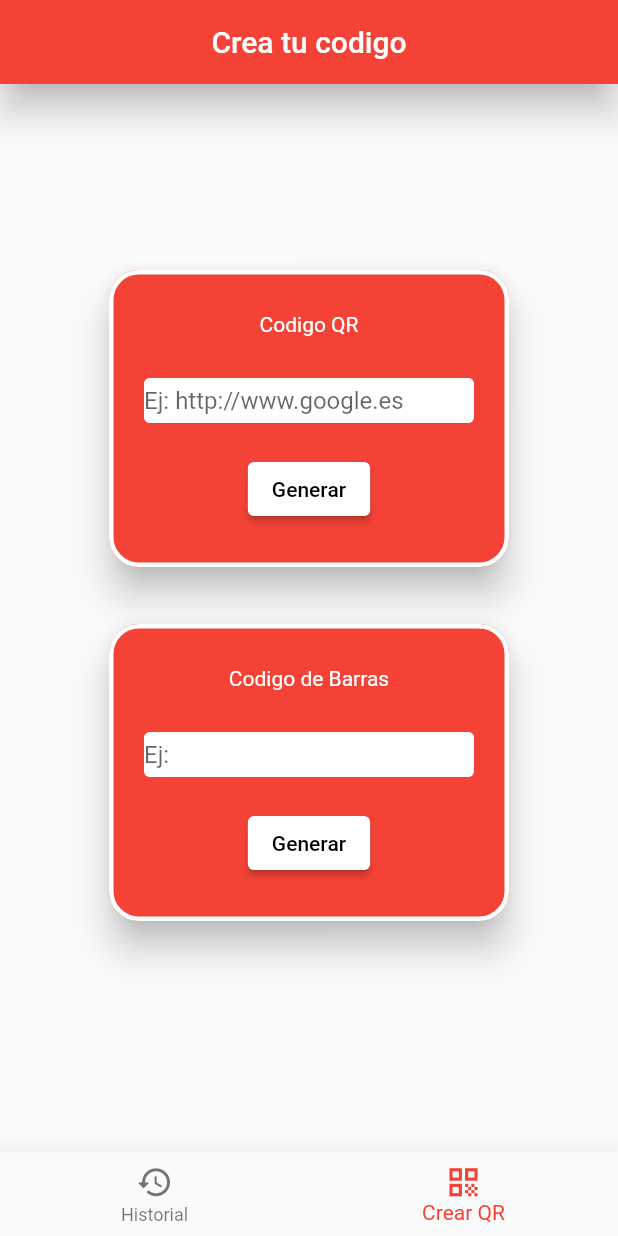
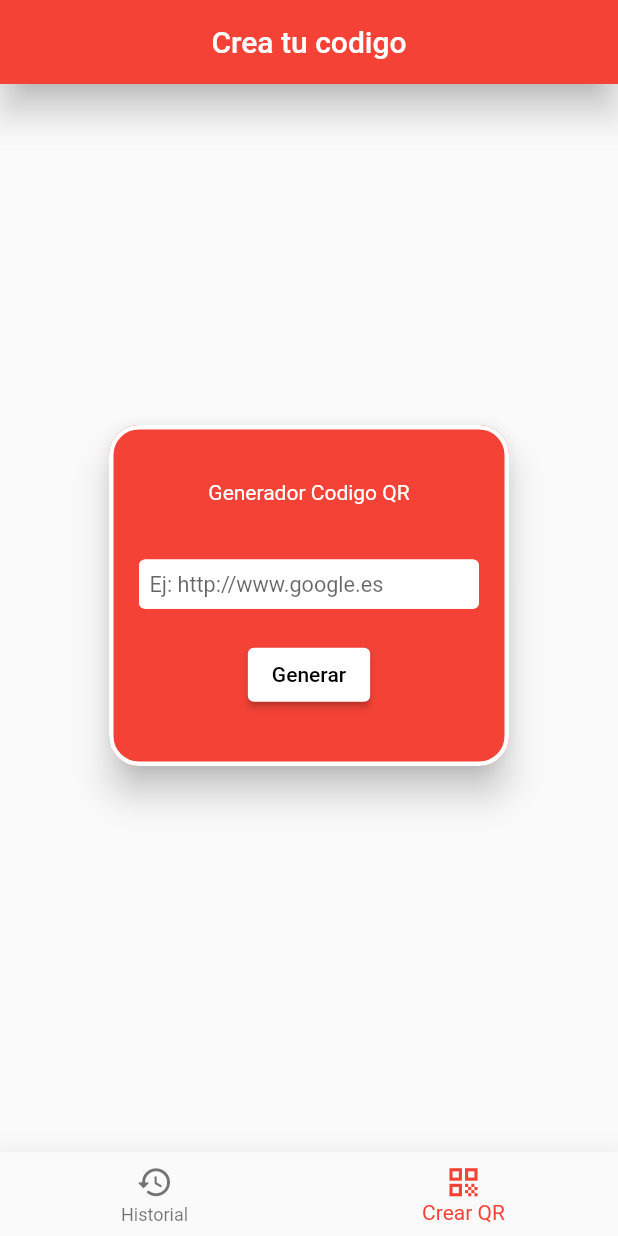
Before and after one commit to Cerez0/escaneaycreaqr, a Flutter app: the screen it shows after launch, item 2 of the bottom bar chosen, on a phone screen of 412 x 824 dp. Run offline on Flutter 3.47's test engine with Material 2 defaults, Android fonts, the phone set to English and light mode, and no system bars; our stand-ins replace animate_do, barcode_widget, flutter_colorpicker, sqflite; missing offline and left inert: esys_flutter_share, flutter_barcode_scanner; accounts and stored records are empty; Roboto replaces fonts that are missing (Georgia, georgia).

Commit message:
23/04/2021

```diff
--- a/lib/main.dart
+++ b/lib/main.dart
@@ -1,5 +1,4 @@
 import 'package:flutter/material.dart';
-import 'package:flutter_app_qrscanner/pages/editorCB_page.dart';
 import 'package:flutter_app_qrscanner/pages/editorQR_page.dart';
 import 'package:flutter_app_qrscanner/pages/principal_page.dart';
 import 'package:flutter_app_qrscanner/provider/editorQr_provider.dart';
@@ -32,7 +31,6 @@ class MyApp extends StatelessWidget {
         routes: {
           'principal' : (_) => PrincipalPage(),
           'editorQr' : (_) =>  EditorQRPage(),
-          'editorCB' : (_) =>  EditorCbPage(),
         },
       ),
     );
--- a/lib/pages/crearqr_page.dart
+++ b/lib/pages/crearqr_page.dart
@@ -1,12 +1,10 @@
 import 'package:flutter/material.dart';
 import 'package:flutter_app_qrscanner/provider/editorQr_provider.dart';
-import 'package:flutter_app_qrscanner/provider/ui_provider.dart';
 import 'package:provider/provider.dart';
 import 'package:animate_do/animate_do.dart';
 
 class CrearQrPage extends StatelessWidget {
   String datosInputTextQR = '';
-  String datosInputTextCB = '';
 
 
   @override
@@ -24,7 +22,6 @@ class CrearQrPage extends StatelessWidget {
             mainAxisAlignment: MainAxisAlignment.center,
             children: [
               _cardCodigoQR(context, mediaQuery, editorQrProvider),
-              _cardCodigoDeBarras(context, mediaQuery),
             ],
           ),
         ));
@@ -37,10 +34,10 @@ class CrearQrPage extends StatelessWidget {
 
     return Container(
         margin: EdgeInsets.only(bottom: 30.0),
-        height: mediaQuery.size.height / 4,
+        height: mediaQuery.size.height / 3.5,
         width: mediaQuery.size.width / 1.5,
 
-        child: SlideInLeft(
+        child: SlideInRight(
           child: Card(
             color: Theme.of(context).primaryColor,
             elevation: 10.0,
@@ -60,7 +57,7 @@ class CrearQrPage extends StatelessWidget {
                   child: Column(
                     mainAxisAlignment: MainAxisAlignment.center,
                     children: [
-                      _campoTextoQR(),
+                      _campoTextoQR(context, mediaQuery),
                       SizedBox(
                         height: 20.0,
                       ),
@@ -79,7 +76,7 @@ class CrearQrPage extends StatelessWidget {
     return FittedBox(
       fit: BoxFit.cover,
       child: Text(
-        'Codigo QR',
+        'Generador Codigo QR',
         style: TextStyle(
           //fontSize: 32.0,
           color: Colors.white,
@@ -88,16 +85,20 @@ class CrearQrPage extends StatelessWidget {
     );
   }
 
-  Widget _campoTextoQR() {
+  Widget _campoTextoQR(BuildContext context, MediaQueryData mediaQueryData) {
+
+    double anchoPantalla = mediaQueryData.size.width;
+    double altoPantalla = mediaQueryData.size.height;
+
     return Container(
-      width: 220,
-      height: 30,
+      width: anchoPantalla * 0.6,
+      height: altoPantalla * 0.04,
       child: TextField(
-
-        //cursorHeight: 16.0,
-        //style: TextStyle(fontSize: 18.0),
         decoration: InputDecoration(
-          contentPadding: const EdgeInsets.symmetric(vertical: 0.0),
+          contentPadding: const EdgeInsets.symmetric(horizontal: 7.0),
+          hintStyle: TextStyle(
+            fontSize: anchoPantalla * 0.035
+          ),
           filled: true,
           fillColor: Colors.white,
           enabledBorder: OutlineInputBorder(
@@ -107,6 +108,7 @@ class CrearQrPage extends StatelessWidget {
             borderSide: BorderSide(color: Colors.white),
           ),
           hintText: 'Ej: http://www.google.es',
+
         ),
         onChanged: (String texto) {
           datosInputTextQR = texto;
@@ -118,7 +120,9 @@ class CrearQrPage extends StatelessWidget {
   Widget _botonGenerarQR(BuildContext context, EditorQrProvider editorQrProvider) {
     return ElevatedButton(
         style: ButtonStyle(
-            backgroundColor: MaterialStateProperty.all(Colors.white)),
+          backgroundColor: MaterialStateProperty.all(Colors.white),
+
+        ),
         child: Text(
           'Generar',
           style: TextStyle(
@@ -133,105 +137,7 @@ class CrearQrPage extends StatelessWidget {
         });
   }
 
-  /////////////////CREAR CODIGOS DE BARRAS/////////////////////////
 
-  Widget _cardCodigoDeBarras(BuildContext context, MediaQueryData mediaQuery) {
-
-    UiProvider uiProvider = Provider.of<UiProvider>(context);
-
-    return Container(
-      margin: EdgeInsets.only(bottom: 30.0),
-      height: mediaQuery.size.height / 4,
-      width: mediaQuery.size.width / 1.5,
-
-      child: SlideInRight(
-        child: Card(
-          color: Theme.of(context).primaryColor,
-          elevation: 10.0,
-          shape: RoundedRectangleBorder(
-            borderRadius: BorderRadius.circular(20.0),
-            side: BorderSide(
-              color: Colors.white,
-              width: 3.0,
-            ),
-          ),
-          child: Column(
-            mainAxisAlignment: MainAxisAlignment.spaceEvenly,
-            children: [
-              _tituloCB(context),
-              Container(
-                padding: EdgeInsets.symmetric(horizontal: 20.0, vertical: 0.0),
-                child: Column(
-                  mainAxisAlignment: MainAxisAlignment.center,
-                  children: [
-                    _campoTextoCB(),
-                    SizedBox(
-                      height: 20.0,
-                    ),
-                    _botonGenerarCB(context),
-                  ],
-                ),
-              ),
-            ],
-          ),
-        ),
-      ),
-    );
-  }
-
-  Widget _tituloCB(BuildContext context) {
-    return Text(
-      'Codigo de Barras',
-      style: TextStyle(
-        //fontSize: 32.0,
-        color: Colors.white,
-      ),
-    );
-  }
-
-  Widget _campoTextoCB() {
-    return Container(
-      width: 220,
-      height: 30,
-      child: TextField(
-
-        //cursorHeight: 16.0,
-        //style: TextStyle(fontSize: 18.0),
-        decoration: InputDecoration(
-          contentPadding: const EdgeInsets.symmetric(vertical: 0.0),
-          filled: true,
-          fillColor: Colors.white,
-          enabledBorder: OutlineInputBorder(
-            borderSide: BorderSide(color: Colors.white),
-          ),
-          focusedBorder: OutlineInputBorder(
-            borderSide: BorderSide(color: Colors.white),
-          ),
-          hintText: 'Ej: ',
-        ),
-        onChanged: (String texto) {
-          datosInputTextCB = texto;
-        },
-      ),
-    );
-  }
-
-  Widget _botonGenerarCB(BuildContext context) {
-    return ElevatedButton(
-        style: ButtonStyle(
-            backgroundColor: MaterialStateProperty.all(Colors.white)),
-        child: Text(
-          'Generar',
-          style: TextStyle(
-            color: Colors.black,
-          ),
-        ),
-        onPressed: () {
-          print(datosInputTextCB);
-          DatosInputCB datosInputCB = DatosInputCB(datosInputTextCB);
-          Navigator.pushNamed(context, 'editorCB', arguments: datosInputCB);
-        });
-  }
 }
 
 class DatosInputQR {
@@ -239,9 +145,3 @@ class DatosInputQR {
 
   DatosInputQR(this.datosCampoTexto);
 }
-
-class DatosInputCB {
-  String datosCampoTexto;
-
-  DatosInputCB(this.datosCampoTexto);
-}
--- a/lib/provider/editorQr_provider.dart
+++ b/lib/provider/editorQr_provider.dart
@@ -37,7 +37,7 @@ class EditorQrProvider extends ChangeNotifier {
     notifyListeners();
   }
 
-  //////////////////// Titulo QR ////////////////////////////
+  //////////////////// Titulo Color QR ////////////////////////////
 
   Color _colorTituloQr = Colors.black;
 
@@ -70,4 +70,6 @@ class EditorQrProvider extends ChangeNotifier {
     notifyListeners();
   }
 
+
+
 }
--- a/lib/widgets/floatingButton_Personalizado.dart
+++ b/lib/widgets/floatingButton_Personalizado.dart
@@ -21,7 +21,7 @@ class CustomButtonScan extends StatelessWidget {
           ),
           child: Icon(Icons.qr_code_scanner),
           onPressed: () async{
-            String barcodeScanRes = await FlutterBarcodeScanner.scanBarcode('#3D8BEF', 'Atras', false, ScanMode.QR);
+            String barcodeScanRes = await FlutterBarcodeScanner.scanBarcode('#FF0000', 'Atras', true, ScanMode.QR);
             //final barcodeScanRes = 'https://google.es';
             //final barcodeScanRes = '38.272453,-0.713501';
 
```
Also changed, not shown: lib/pages/editorCB_page.dart (deleted, +0 -14 lines), lib/pages/editorQR_page.dart (+103 -108 lines), lib/pages/historial_page.dart (+14 -1 lines), 4 other files.
